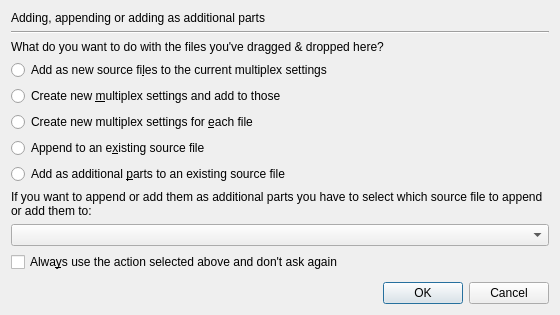
First picture: the form in src/mkvtoolnix-gui/forms/merge/adding_appending_files_dialog.ui, repository jpsdr/MKVToolnix-Windows-7, before the edit.
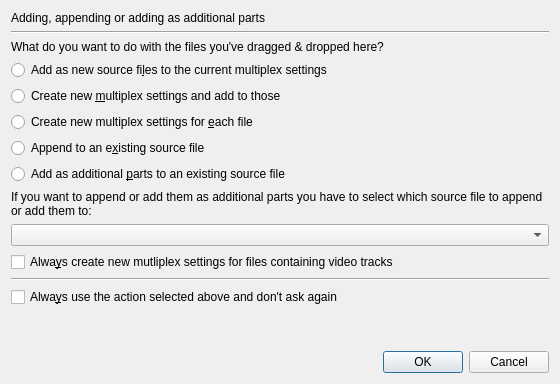
Second picture: the form after the edit.

Commit message:
GUI: mux: add option "always create settings for video files" when adding multiple files
Implements #2966.

Diff of the .ui file:
```diff
--- a/src/mkvtoolnix-gui/forms/merge/adding_appending_files_dialog.ui
+++ b/src/mkvtoolnix-gui/forms/merge/adding_appending_files_dialog.ui
@@ -7,7 +7,7 @@
     <x>0</x>
     <y>0</y>
     <width>560</width>
-    <height>315</height>
+    <height>384</height>
    </rect>
   </property>
   <property name="windowTitle">
@@ -89,6 +89,20 @@
    <item>
     <widget class="QComboBox" name="cbFileName"/>
    </item>
+   <item>
+    <widget class="QCheckBox" name="cbAlwaysCreateNewSettingsForVideoFiles">
+     <property name="text">
+      <string>Alwa&amp;ys create new mutliplex settings for files containing video tracks</string>
+     </property>
+    </widget>
+   </item>
+   <item>
+    <widget class="Line" name="line_2">
+     <property name="orientation">
+      <enum>Qt::Horizontal</enum>
+     </property>
+    </widget>
+   </item>
    <item>
     <widget class="QCheckBox" name="cbAlwaysUseThisDecision">
      <property name="text">
```
Left out of the diff: 2 changed lines with no effect on the pictures. The commit also changes 10 other files.
